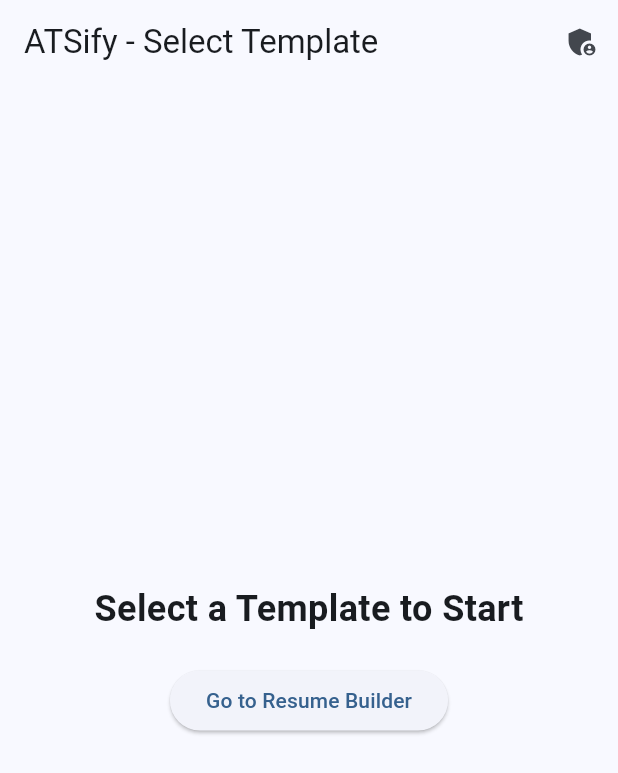
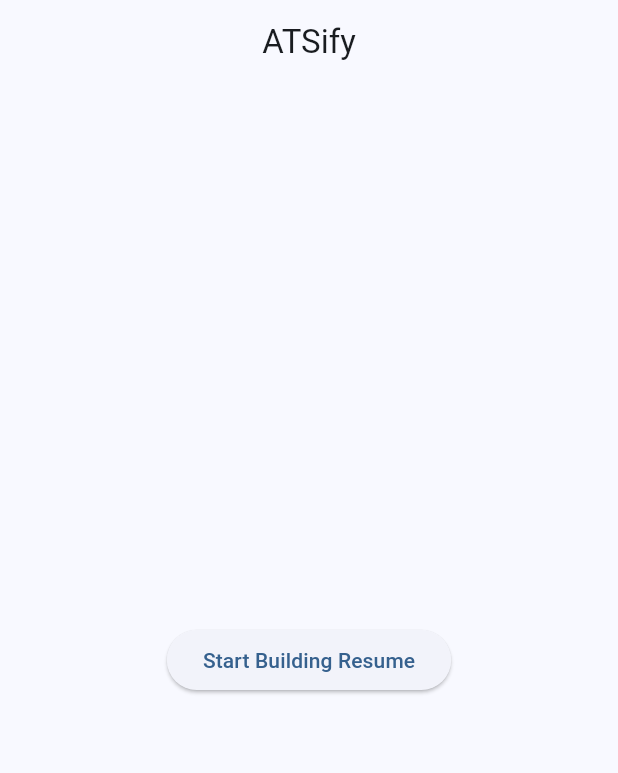
Before and after one commit to shaheednalakath/ATSify, a Flutter app: the screen it shows after launch, on a phone screen of 412 x 824 dp. Shown: the top 773 px of the screen. Run offline on Flutter 3.47's test engine with Material 3 defaults, Android fonts, the light colour scheme and no system bars.

Commit message:
d1task completed

```diff
--- a/lib/main.dart
+++ b/lib/main.dart
@@ -1,11 +1,10 @@
 import 'package:flutter/material.dart';
-import 'screens/user/home_screen.dart';
-import 'screens/user/builder_screen.dart';
+import 'screens/user/template_selection_screen.dart';
+import 'screens/user/resume_builder_screen.dart';
 import 'screens/admin/admin_login_screen.dart';
 import 'screens/admin/admin_dashboard_screen.dart';
 
 void main() {
-  // Entry point of the Flutter app
   runApp(const ATSifyApp());
 }
 
@@ -15,21 +14,19 @@
   @override
   Widget build(BuildContext context) {
     return MaterialApp(
-      title: 'ATSify Resume Builder',
+      title: 'ATSify',
       theme: ThemeData(
-        // Material 3 provides modern looking components
+        primaryColor: Colors.blue,
         colorScheme: ColorScheme.fromSeed(seedColor: Colors.blue),
         useMaterial3: true,
       ),
-      // Define basic navigation routes using a Map
       initialRoute: '/',
       routes: {
-        '/': (context) => const HomeScreen(),
-        '/builder': (context) => const BuilderScreen(),
+        '/': (context) => const TemplateSelectionScreen(),
+        '/builder': (context) => const ResumeBuilderScreen(),
         '/admin-login': (context) => const AdminLoginScreen(),
         '/admin-dashboard': (context) => const AdminDashboardScreen(),
       },
-      // Hide the debug banner in the top right
       debugShowCheckedModeBanner: false,
     );
   }
--- a/lib/screens/admin/admin_dashboard_screen.dart
+++ b/lib/screens/admin/admin_dashboard_screen.dart
@@ -10,10 +10,7 @@
         title: const Text('Admin Dashboard'),
       ),
       body: const Center(
-        child: Text(
-          'Template and User Management here',
-          style: TextStyle(fontSize: 20),
-        ),
+        child: Text('Admin Dashboard Screen - Empty for now'),
       ),
     );
   }
--- a/lib/screens/user/home_screen.dart
+++ /dev/null
@@ -1,39 +0,0 @@
-import 'package:flutter/material.dart';
-
-class HomeScreen extends StatelessWidget {
-  const HomeScreen({super.key});
-
-  @override
-  Widget build(BuildContext context) {
-    return Scaffold(
-      appBar: AppBar(
-        title: const Text('ATSify - Select Template'),
-        actions: [
-          // Icon button to navigate to Admin area
-          IconButton(
-            icon: const Icon(Icons.admin_panel_settings),
-            onPressed: () => Navigator.pushNamed(context, '/admin-login'),
-            tooltip: 'Admin Login',
-          ),
-        ],
-      ),
-      body: Center(
-        child: Column(
-          mainAxisAlignment: MainAxisAlignment.center,
-          children: [
-            const Text(
-              'Select a Template to Start',
-              style: TextStyle(fontSize: 24, fontWeight: FontWeight.bold),
-            ),
-            const SizedBox(height: 20),
-            // Button to go to the builder screen
-            ElevatedButton(
-              onPressed: () => Navigator.pushNamed(context, '/builder'),
-              child: const Text('Go to Resume Builder'),
-            ),
-          ],
-        ),
-      ),
-    );
-  }
-}
--- /dev/null
+++ b/lib/screens/user/template_selection_screen.dart
@@ -0,0 +1,23 @@
+import 'package:flutter/material.dart';
+
+class TemplateSelectionScreen extends StatelessWidget {
+  const TemplateSelectionScreen({super.key});
+
+  @override
+  Widget build(BuildContext context) {
+    return Scaffold(
+      appBar: AppBar(
+        title: const Text('ATSify'),
+        centerTitle: true,
+      ),
+      body: Center(
+        child: ElevatedButton(
+          onPressed: () {
+            Navigator.pushNamed(context, '/builder');
+          },
+          child: const Text('Start Building Resume'),
+        ),
+      ),
+    );
+  }
+}
```
Also changed, not shown: lib/screens/admin/admin_login_screen.dart (+2 -13 lines), lib/screens/user/resume_builder_screen.dart (renamed from lib/screens/user/builder_screen.dart, +3 -6 lines), 1 other file.
